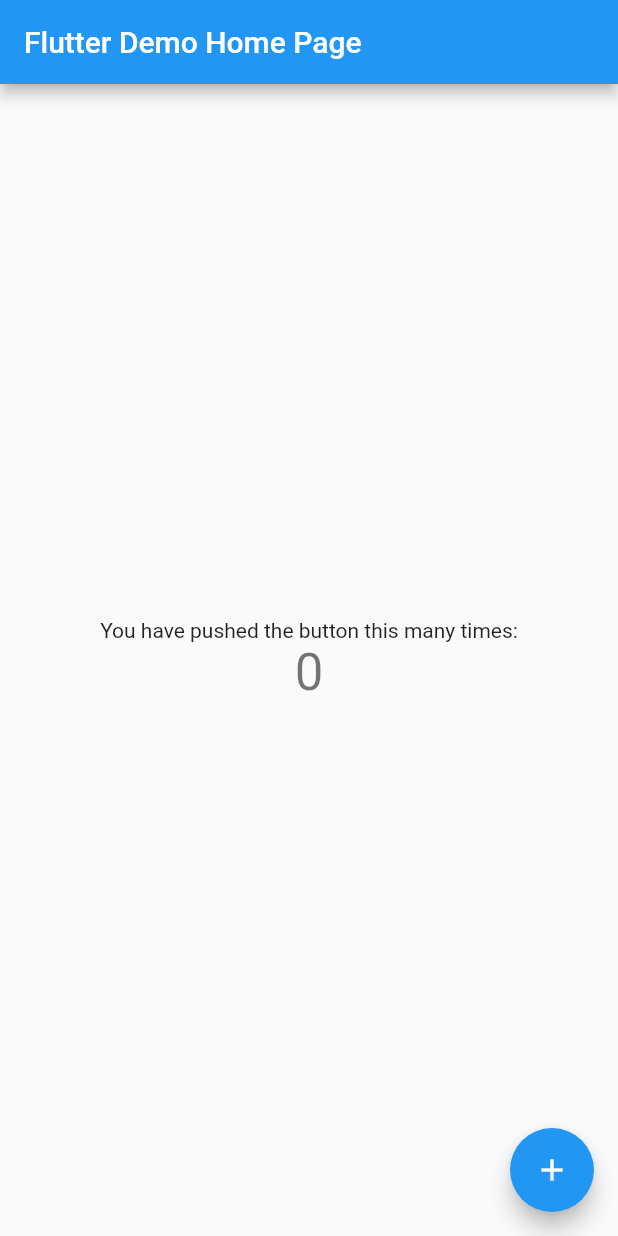
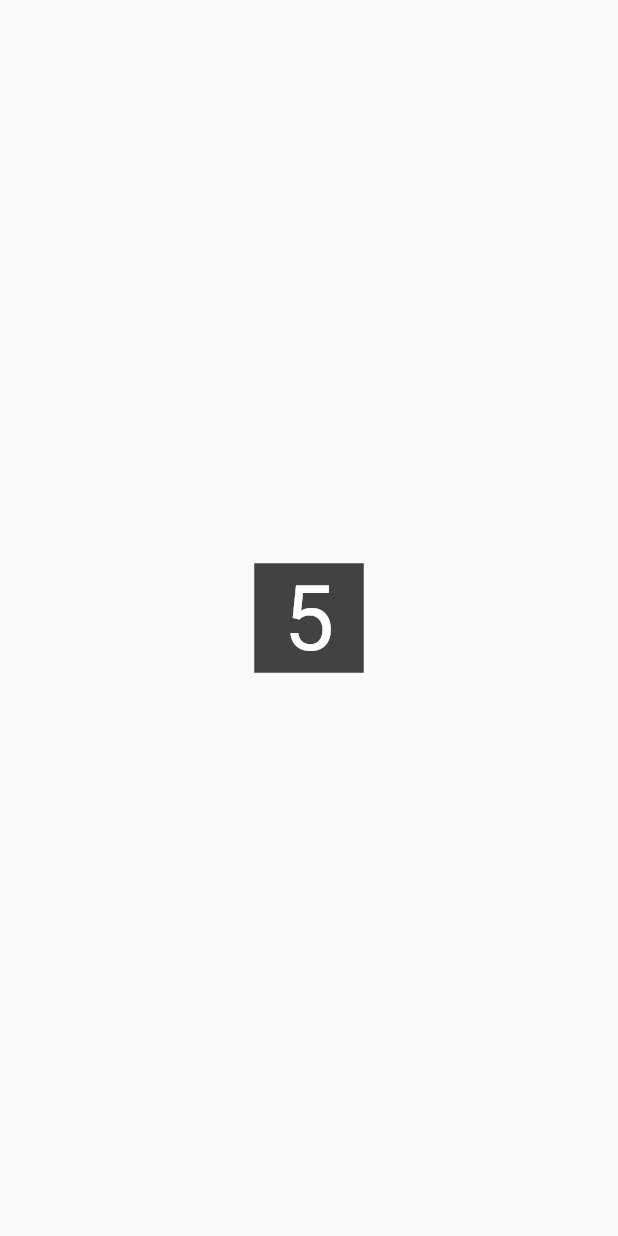
Before and after one commit to iseruuuuu/concentration_app, a Flutter app: the MyHomePage screen opened directly, on a phone screen of 412 x 824 dp. Run offline on Flutter 3.47's test engine with Material 2 defaults, Android fonts, the phone set to English and light mode, and no system bars.

Commit message:
add: タイトル画面を追加

```diff
--- a/lib/main.dart
+++ b/lib/main.dart
@@ -1,4 +1,7 @@
+import 'package:concentration_app/swipe.dart';
 import 'package:flutter/material.dart';
+
+import 'home/home_screen.dart';
 
 void main() {
   runApp(const MyApp());
@@ -14,54 +17,7 @@
       theme: ThemeData(
         primarySwatch: Colors.blue,
       ),
-      home: const MyHomePage(title: 'Flutter Demo Home Page'),
+      home: const HomeScreen(),
     );
   }
 }
-
-class MyHomePage extends StatefulWidget {
-  const MyHomePage({Key? key, required this.title}) : super(key: key);
-
-  final String title;
-
-  @override
-  State<MyHomePage> createState() => _MyHomePageState();
-}
-
-class _MyHomePageState extends State<MyHomePage> {
-  int _counter = 0;
-
-  void _incrementCounter() {
-    setState(() {
-      _counter++;
-    });
-  }
-
-  @override
-  Widget build(BuildContext context) {
-    return Scaffold(
-      appBar: AppBar(
-        title: Text(widget.title),
-      ),
-      body: Center(
-        child: Column(
-          mainAxisAlignment: MainAxisAlignment.center,
-          children: <Widget>[
-            const Text(
-              'You have pushed the button this many times:',
-            ),
-            Text(
-              '$_counter',
-              style: Theme.of(context).textTheme.headline4,
-            ),
-          ],
-        ),
-      ),
-      floatingActionButton: FloatingActionButton(
-        onPressed: _incrementCounter,
-        tooltip: 'Increment',
-        child: const Icon(Icons.add),
-      ),
-    );
-  }
-}
--- /dev/null
+++ b/lib/swipe.dart
@@ -0,0 +1,58 @@
+
+import 'package:flutter/material.dart';
+
+class MyApp221 extends StatelessWidget {
+  const MyApp221({Key? key}) : super(key: key);
+
+  @override
+  Widget build(BuildContext context) {
+    return MaterialApp(
+      title: 'Flutter Demo',
+      theme: ThemeData(
+        primarySwatch: Colors.blue,
+      ),
+      home: const MyHomePage(title: 'Flutter Demo Home Page'),
+    );
+  }
+}
+
+class MyHomePage extends StatefulWidget {
+  const MyHomePage({Key? key, required this.title}) : super(key: key);
+  final String title;
+
+  @override
+  State<MyHomePage> createState() => _MyHomePageState();
+}
+
+class _MyHomePageState extends State<MyHomePage> {
+
+  @override
+  Widget build(BuildContext context) {
+    return Scaffold(
+      body: Column(
+        mainAxisAlignment: MainAxisAlignment.center,
+        children: [
+          Center(
+            child: GestureDetector(
+              onLongPressStart: (details) => print('onLongPressStart()'),
+              onLongPressMoveUpdate: (details) => print('onLongPressMoveUpdate()'),
+              child: Container(
+                width: 73,
+                height: 73,
+                color: const Color(0xff424242),
+                child: const Center(
+                  child: Text('5',
+                    style: TextStyle(
+                        color: Colors.white,
+                        fontSize: 60
+                    ),
+                  ),
+                ),
+              ),
+            ),
+          ),
+        ],
+      ),
+    );
+  }
+}
```
Also changed, not shown: lib/concentration/concentration_screen.dart (added, +27 -0 lines), lib/home/home_screen.dart (+35 -0 lines).
